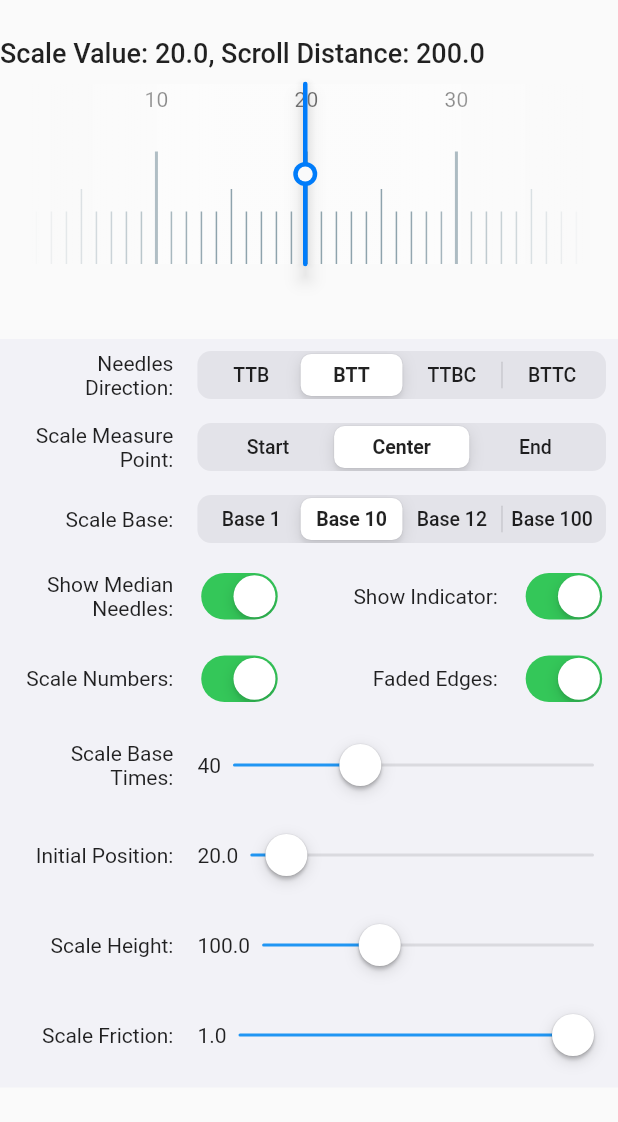
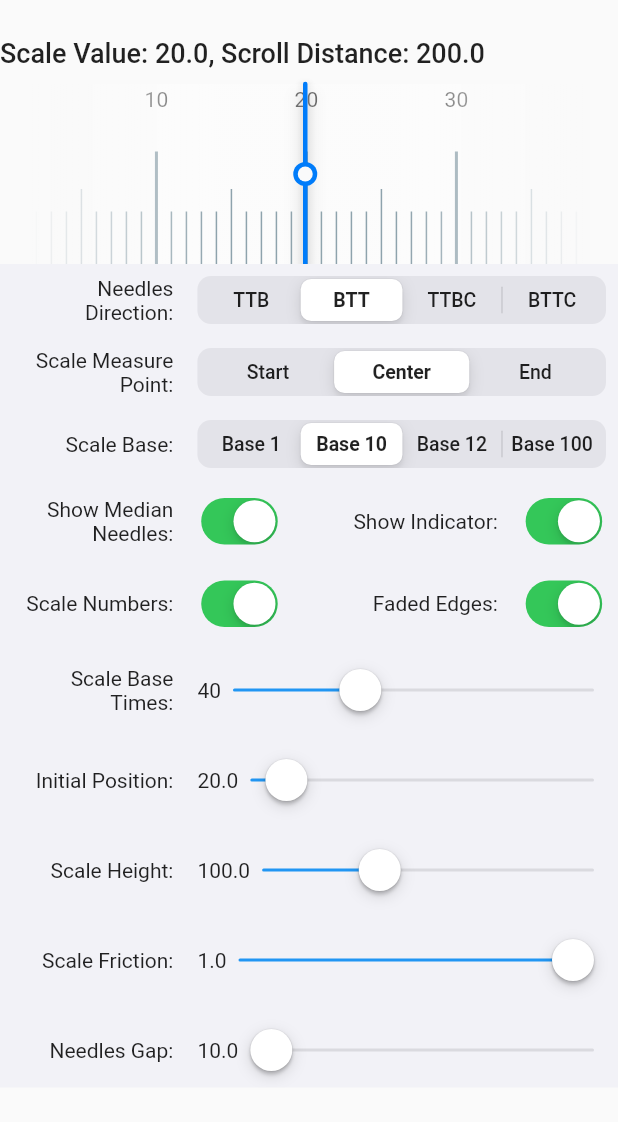
Before and after one commit to codeprismtechnologies/flutter_scale_wheel, a Flutter app: the ScaleScreen screen opened directly, on a phone screen of 412 x 824 dp. Shown: the top 1122 px of the screen. Run offline on Flutter 3.47's test engine with Material 2 defaults, Android fonts, the phone set to English and light mode, and no system bars; network calls fail.

Commit message:
Bug Fixes

```diff
--- a/lib/Components/ScaleBar.dart
+++ b/lib/Components/ScaleBar.dart
@@ -407,7 +407,7 @@ class _ScaleBarState extends State<ScaleBar>
       List(_numberOfNeedles()).asMap().entries.map((entry) {
         if (_getNeedleType(entry.key) == _needleType.long) {
           return RotatedBox(
-            quarterTurns: widget.horizontal? 0: 1,
+            quarterTurns: widget.horizontal ? 0 : 1,
             child: Container(
               alignment: Alignment.center,
               padding: EdgeInsets.only(
@@ -426,7 +426,7 @@ class _ScaleBarState extends State<ScaleBar>
                   ? widget.gapBetweenNeedles * 12
                   : widget.gapBetweenNeedles * 10;
           return RotatedBox(
-            quarterTurns: widget.horizontal? 0: 1,
+            quarterTurns: widget.horizontal ? 0 : 1,
             child: Container(
                 width: (gapBetweenLongNeedles - numberWidth) /
                     (widget.scaleBase == ScaleBase.base12 ? 11 : 9),
@@ -438,10 +438,10 @@ class _ScaleBarState extends State<ScaleBar>
   Stack _verticalScaleBuilder() {
     // For Vertical Scale
     NeedleIndents longNeedleIndents() {
-      if (widget.needlesDirection == NeedlesDirection.ltrc ||
+      if (widget.needlesDirection == NeedlesDirection.rtlc ||
           widget.needlesDirection == NeedlesDirection.ltrc) {
         return NeedleIndents(
-            indent: widget.width * .1, endIndent: widget.width * .1);
+            indent: widget.width * .15, endIndent: widget.width * .15);
       } else {
         return NeedleIndents(
             indent: widget.needlesDirection == NeedlesDirection.ltr
@@ -454,10 +454,10 @@ class _ScaleBarState extends State<ScaleBar>
     }
 
     NeedleIndents medianNeedleIndents() {
-      if (widget.needlesDirection == NeedlesDirection.ltrc ||
+      if (widget.needlesDirection == NeedlesDirection.rtlc ||
           widget.needlesDirection == NeedlesDirection.ltrc) {
         return NeedleIndents(
-            indent: widget.width * .2, endIndent: widget.width * .2);
+            indent: widget.width * .25, endIndent: widget.width * .25);
       } else {
         return NeedleIndents(
             indent: widget.needlesDirection == NeedlesDirection.ltr
@@ -470,10 +470,10 @@ class _ScaleBarState extends State<ScaleBar>
     }
 
     NeedleIndents shortNeedleIndents() {
-      if (widget.needlesDirection == NeedlesDirection.ltrc ||
+      if (widget.needlesDirection == NeedlesDirection.rtlc ||
           widget.needlesDirection == NeedlesDirection.ltrc) {
         return NeedleIndents(
-            indent: widget.width * .3, endIndent: widget.width * .3);
+            indent: widget.width * .35, endIndent: widget.width * .35);
       } else {
         return NeedleIndents(
             indent: widget.needlesDirection == NeedlesDirection.ltr
@@ -530,20 +530,15 @@ class _ScaleBarState extends State<ScaleBar>
                 height: _numberOfNeedles() * widget.gapBetweenNeedles,
                 left: (widget.needlesDirection == NeedlesDirection.ltr ||
                         widget.needlesDirection == NeedlesDirection.ltrc)
-                    ? widget.height
+                    ? widget.width - numberSpace
                     : 0,
                 top: -numberSpace,
                 child: Column(children: _numbersList()))
             : Container(),
         Positioned(
-            width: widget.height,
+            width: widget.width,
             height: _numberOfNeedles() * widget.gapBetweenNeedles,
-            top: widget.showScaleNumbers
-                ? (widget.needlesDirection == NeedlesDirection.ltr ||
-                        widget.needlesDirection == NeedlesDirection.rtlc)
-                    ? 0
-                    : 5
-                : 0,
+            top: 5,
             left: 0,
             child: Column(
               children: needleTrack,
@@ -564,11 +559,17 @@ class _ScaleBarState extends State<ScaleBar>
                   ? widget.height + numberSpace
                   : widget.height
               : widget.height,
-          alignment: widget.measurePoint == ScaleMeasurePoint.center
-              ? Alignment.center
-              : widget.measurePoint == ScaleMeasurePoint.end
-                  ? Alignment.centerRight
-                  : Alignment.centerLeft,
+          alignment: widget.horizontal
+              ? widget.measurePoint == ScaleMeasurePoint.center
+                  ? Alignment.center
+                  : widget.measurePoint == ScaleMeasurePoint.end
+                      ? Alignment.centerRight
+                      : Alignment.centerLeft
+              : widget.measurePoint == ScaleMeasurePoint.center
+                  ? Alignment.center
+                  : widget.measurePoint == ScaleMeasurePoint.end
+                      ? Alignment.bottomCenter
+                      : Alignment.topCenter,
           child: RotatedBox(
             quarterTurns: widget.horizontal ? 0 : 1,
             child: widget.indicator ??
--- a/lib/Screens/ScaleScreen.dart
+++ b/lib/Screens/ScaleScreen.dart
@@ -56,7 +56,7 @@ class _ScaleScreenState extends State<ScaleScreen> {
                 child: Text("Scale Value: $_scaleValue, Scroll Distance: $_scaleDistance",
                     style: Theme.of(context).textTheme.bodyText1)),
             Padding(
-              padding: const EdgeInsets.only(bottom: 50, left: 20, right: 20),
+              padding: const EdgeInsets.only(left: 20, right: 20),
               child: ScaleBar(
                 width: MediaQuery.of(context).size.width - 40,
                 height: _scaleHeight,
@@ -79,7 +79,7 @@ class _ScaleScreenState extends State<ScaleScreen> {
               ),
             ),
             Container(
-              height: MediaQuery.of(context).size.height - (225 + _scaleHeight + MediaQuery.of(context).viewPadding.bottom),
+              height: MediaQuery.of(context).size.height - ((_showScaleNumbers ? 175 : 155) + _scaleHeight + MediaQuery.of(context).viewPadding.bottom),
               color: CupertinoColors.systemGrey6,
               child: SingleChildScrollView(
                 child: Column(
```
